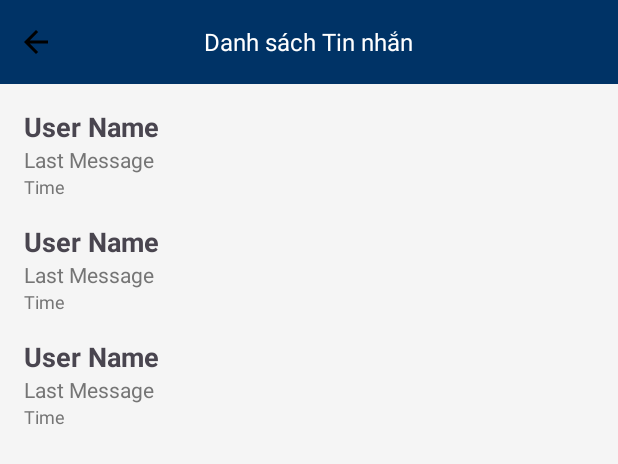
After one commit to jacksonnico/PRM392_GR5, an Android app: the layout activity_user_message_list.xml on its own in the app's theme, with its tools: preview values and no code run, on a phone screen of 412 x 824 dp. The commit adds this screen. Shown: the top 464 px of the screen. Run offline under Robolectric (Android 15) with nearby library versions, the phone set to English and light mode, and no system bars.

Commit message:
Commit Update message

```diff
--- a/app/src/main/java/com/example/prm392_gr5/Data/repository/UserRepository.java
+++ b/app/src/main/java/com/example/prm392_gr5/Data/repository/UserRepository.java
@@ -26,6 +26,7 @@ public class UserRepository {
         }
         cursor.close();
         return null;
+
     }
 
     public boolean isPhoneExists(String phone) {
--- /dev/null
+++ b/app/src/main/res/layout/activity_user_message_list.xml
@@ -0,0 +1,45 @@
+<?xml version="1.0" encoding="utf-8"?>
+<LinearLayout xmlns:android="http://schemas.android.com/apk/res/android"
+    xmlns:app="http://schemas.android.com/apk/res-auto"
+    xmlns:tools="http://schemas.android.com/tools"
+    android:layout_width="match_parent"
+    android:layout_height="match_parent"
+    android:orientation="vertical"
+    android:background="#F5F5F5">
+
+    <RelativeLayout
+        android:id="@+id/header"
+        android:layout_width="match_parent"
+        android:layout_height="56dp"
+        android:background="#003366"
+        android:paddingStart="12dp"
+        android:paddingEnd="12dp"
+        android:gravity="center_vertical">
+
+        <ImageView
+            android:id="@+id/btnBack"
+            android:layout_width="24dp"
+            android:layout_height="24dp"
+            android:layout_centerVertical="true"
+            android:layout_alignParentStart="true"
+            android:src="@drawable/ic_back" />
+
+        <TextView
+            android:layout_width="wrap_content"
+            android:layout_height="wrap_content"
+            android:text="Danh sách Tin nhắn"
+            android:textColor="@android:color/white"
+            android:textSize="16sp"
+            android:maxLines="1"
+            android:ellipsize="end"
+            android:layout_centerInParent="true" />
+    </RelativeLayout>
+
+    <androidx.recyclerview.widget.RecyclerView
+        android:id="@+id/recyclerViewUserMessages"
+        android:layout_width="match_parent"
+        android:layout_height="0dp"
+        android:layout_weight="1"
+        android:padding="8dp"
+        tools:listitem="@layout/item_user_message" />
+</LinearLayout>
--- /dev/null
+++ b/app/src/main/res/layout/item_user_message.xml
@@ -0,0 +1,31 @@
+<?xml version="1.0" encoding="utf-8"?>
+<LinearLayout xmlns:android="http://schemas.android.com/apk/res/android"
+    android:layout_width="match_parent"
+    android:layout_height="wrap_content"
+    android:orientation="vertical"
+    android:padding="8dp">
+
+    <TextView
+        android:id="@+id/tvUserName"
+        android:layout_width="wrap_content"
+        android:layout_height="wrap_content"
+        android:text="User Name"
+        android:textSize="18sp"
+        android:textStyle="bold" />
+
+    <TextView
+        android:id="@+id/tvLastMessage"
+        android:layout_width="wrap_content"
+        android:layout_height="wrap_content"
+        android:text="Last Message"
+        android:textSize="14sp"
+        android:textColor="#757575" />
+
+    <TextView
+        android:id="@+id/tvTime"
+        android:layout_width="wrap_content"
+        android:layout_height="wrap_content"
+        android:text="Time"
+        android:textSize="12sp"
+        android:textColor="#757575" />
+</LinearLayout>
```
Also changed, not shown: app/src/main/java/com/example/prm392_gr5/Data/adapter/MessageAdapter.java (added, +49 -0 lines), app/src/main/java/com/example/prm392_gr5/Data/adapter/UserMessageAdapter.java (added, +67 -0 lines), app/src/main/java/com/example/prm392_gr5/Data/model/Message.java (added, +31 -0 lines), app/src/main/java/com/example/prm392_gr5/Data/model/UserMessageSummary.java (added, +23 -0 lines), app/src/main/java/com/example/prm392_gr5/Ui/auth/AccountActivity.java (+4 -3 lines), app/src/main/java/com/example/prm392_gr5/Ui/auth/SharedPreferencesHelper.java (+14 -1 lines), app/src/main/java/com/example/prm392_gr5/Ui/owner/UserMessageListActivity.java (added, +46 -0 lines), app/src/main/java/com/example/prm392_gr5/Ui/user/UserMessagesActivity.java (added, +83 -0 lines), app/src/main/res/drawable/ic_call.xml (added, +9 -0 lines), app/src/main/res/drawable/ic_send.xml (added, +9 -0 lines), app/src/main/res/layout/activity_pitch_owner_messages.xml (added, +74 -0 lines), app/src/main/res/layout/activity_user_messages.xml (added, +72 -0 lines), app/src/main/res/layout/item_message.xml (added, +27 -0 lines).
